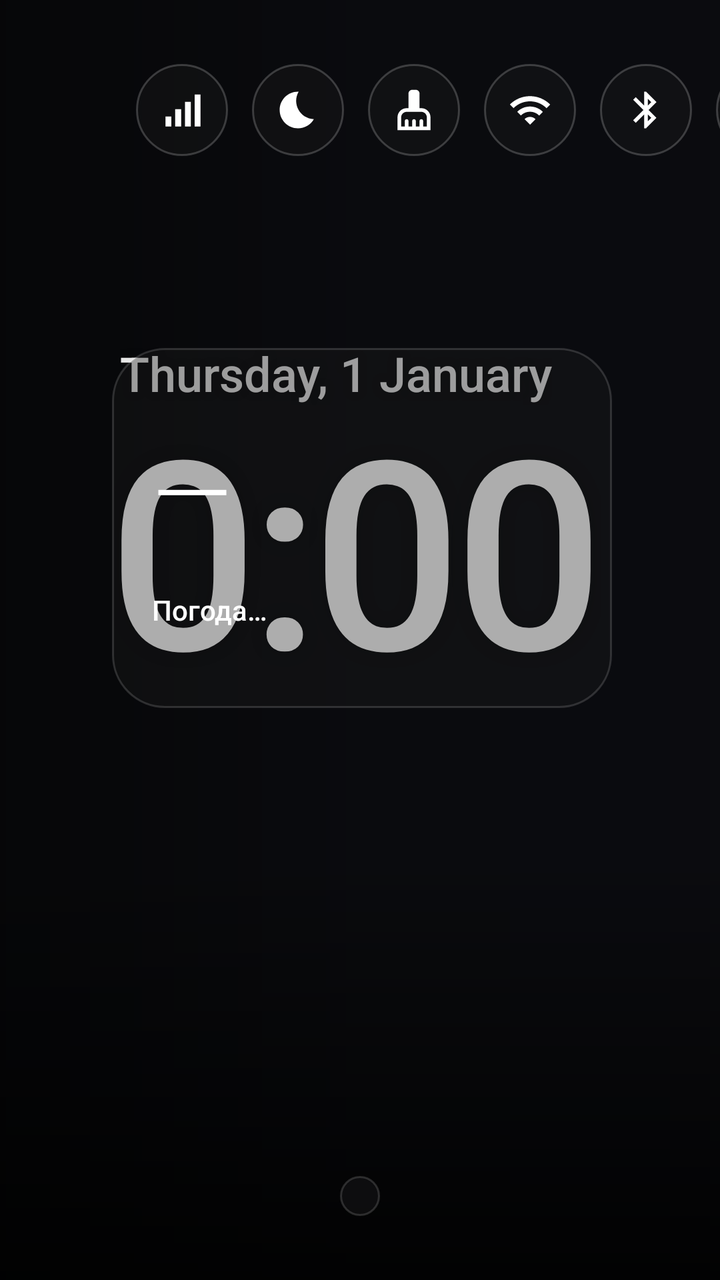
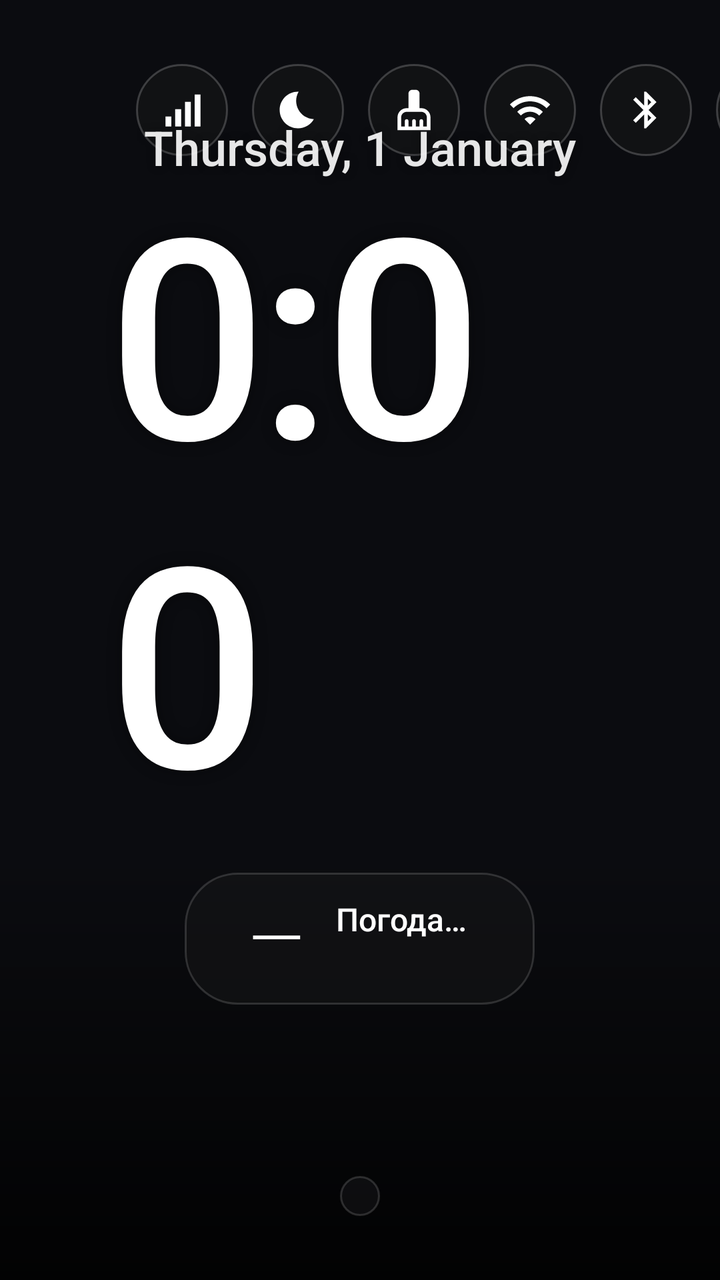

Compare the two renders of this Android layout. The source of the first and the diff that turns it into the second are given below.
<!-- AndroidManifest.xml: application theme AppTheme -->
<!-- res/layout/activity_main.xml -->
<?xml version="1.0" encoding="utf-8"?>
<FrameLayout xmlns:android="http://schemas.android.com/apk/res/android"
    android:layout_width="match_parent"
    android:layout_height="match_parent"
    android:background="@color/bg">

    
    <ImageView
        android:id="@+id/wallpaper"
        android:layout_width="match_parent"
        android:layout_height="match_parent"
        android:alpha="0"
        android:importantForAccessibility="no"
        android:scaleType="centerCrop" />

    
    <View
        android:layout_width="match_parent"
        android:layout_height="match_parent"
        android:background="@drawable/scrim_left" />

    <View
        android:layout_width="match_parent"
        android:layout_height="220dp"
        android:layout_gravity="bottom"
        android:background="@drawable/scrim_bottom" />

    <FrameLayout
        android:id="@+id/content"
        android:layout_width="match_parent"
        android:layout_height="match_parent"
        android:clipChildren="false"
        android:clipToPadding="false"
        android:paddingStart="56dp"
        android:paddingEnd="56dp"
        android:paddingTop="32dp"
        android:paddingBottom="32dp">

        
        <TextView
            android:id="@+id/wallpaper_caption"
            android:layout_width="wrap_content"
            android:layout_height="46dp"
            android:layout_gravity="top|start"
            android:ellipsize="end"
            android:gravity="center_vertical"
            android:maxLines="1"
            android:maxWidth="360dp"
            android:shadowColor="#99000000"
            android:shadowRadius="6"
            android:textColor="#CCFFFFFF"
            android:textSize="13sp" />

        
        <LinearLayout
            android:layout_width="wrap_content"
            android:layout_height="wrap_content"
            android:layout_gravity="top|end"
            android:clipChildren="false"
            android:gravity="end"
            android:orientation="vertical">

            <LinearLayout
                android:layout_width="wrap_content"
                android:layout_height="wrap_content"
                android:clipChildren="false"
                android:gravity="center_vertical"
                android:orientation="horizontal">

                <TextView
                    android:id="@+id/btn_update"
                    style="@style/Chip"
                    android:drawableStart="@drawable/ic_update"
                    android:drawablePadding="8dp"
                    android:visibility="gone" />

                <ImageView
                    android:id="@+id/btn_vpn"
                    style="@style/Circle"
                    android:contentDescription="@string/vpn"
                    android:src="@drawable/ic_vpn_off"
                    android:visibility="gone" />

                <ImageView
                    android:id="@+id/btn_net"
                    style="@style/Circle"
                    android:contentDescription="@string/net_checking"
                    android:src="@drawable/ic_net"
                    android:tint="@color/chip_text" />

                <ImageView
                    android:id="@+id/btn_sleep"
                    style="@style/Circle"
                    android:contentDescription="@string/sleep"
                    android:src="@drawable/ic_sleep"
                    android:tint="@color/chip_text" />

                <ImageView
                    android:id="@+id/btn_clean"
                    style="@style/Circle"
                    android:contentDescription="@string/clean"
                    android:src="@drawable/ic_clean"
                    android:tint="@color/chip_text" />

                <ImageView
                    android:id="@+id/btn_wifi"
                    style="@style/Circle"
                    android:contentDescription="@string/wifi"
                    android:src="@drawable/ic_wifi"
                    android:tint="@color/chip_text" />

                <ImageView
                    android:id="@+id/btn_bluetooth"
                    style="@style/Circle"
                    android:contentDescription="@string/bluetooth"
                    android:src="@drawable/ic_bluetooth"
                    android:tint="@color/chip_text" />

                <ImageView
                    android:id="@+id/btn_settings"
                    style="@style/Circle"
                    android:contentDescription="@string/settings"
                    android:src="@drawable/ic_settings"
                    android:tint="@color/chip_text" />
            </LinearLayout>

            <TextView
                android:id="@+id/top_hint"
                android:layout_width="wrap_content"
                android:layout_height="wrap_content"
                android:layout_marginTop="8dp"
                android:fontFamily="sans-serif-medium"
                android:shadowColor="#99000000"
                android:shadowRadius="6"
                android:textColor="#F2FFFFFF"
                android:textSize="13sp"
                android:visibility="invisible" />
        </LinearLayout>

        
        <LinearLayout
            android:layout_width="wrap_content"
            android:layout_height="wrap_content"
            android:layout_gravity="start|center_vertical"
            android:layout_marginBottom="56dp"
            android:orientation="vertical">

            <TextClock
                android:id="@+id/date"
                android:layout_width="wrap_content"
                android:layout_height="wrap_content"
                android:layout_marginStart="4dp"
                android:fontFamily="sans-serif-medium"
                android:format12Hour="EEEE, d MMMM"
                android:format24Hour="EEEE, d MMMM"
                android:shadowColor="#66000000"
                android:shadowRadius="10"
                android:textColor="#E6FFFFFF"
                android:textSize="24sp" />

            <TextClock
                android:id="@+id/clock"
                android:layout_width="wrap_content"
                android:layout_height="wrap_content"
                android:fontFamily="sans-serif-medium"
                android:format12Hour="H:mm"
                android:format24Hour="H:mm"
                android:includeFontPadding="false"
                android:letterSpacing="-0.03"
                android:shadowColor="#66000000"
                android:shadowRadius="18"
                android:textColor="#FFFFFFFF"
                android:textSize="132sp" />
        </LinearLayout>

        
        <LinearLayout
            android:layout_width="wrap_content"
            android:layout_height="wrap_content"
            android:layout_gravity="end|center_vertical"
            android:layout_marginBottom="56dp"
            android:clipChildren="false"
            android:orientation="horizontal">

            
            <LinearLayout
                android:id="@+id/weather_block"
                android:layout_width="250dp"
                android:layout_height="180dp"
                android:background="@drawable/glass_card"
                android:clickable="true"
                android:focusable="true"
                android:orientation="vertical"
                android:padding="20dp">

                <TextView
                    android:id="@+id/weather_city"
                    android:layout_width="match_parent"
                    android:layout_height="wrap_content"
                    android:ellipsize="end"
                    android:fontFamily="sans-serif-medium"
                    android:maxLines="1"
                    android:textColor="#FFFFFFFF"
                    android:textSize="17sp" />

                <LinearLayout
                    android:layout_width="match_parent"
                    android:layout_height="wrap_content"
                    android:gravity="center_vertical"
                    android:orientation="horizontal">

                    <TextView
                        android:id="@+id/weather_temp"
                        android:layout_width="0dp"
                        android:layout_height="wrap_content"
                        android:layout_weight="1"
                        android:fontFamily="sans-serif-light"
                        android:includeFontPadding="false"
                        android:text="—"
                        android:textColor="#FFFFFFFF"
                        android:textSize="52sp" />

                    <ImageView
                        android:id="@+id/weather_icon"
                        android:layout_width="52dp"
                        android:layout_height="52dp"
                        android:importantForAccessibility="no"
                        android:visibility="invisible" />
                </LinearLayout>

                <View
                    android:layout_width="0dp"
                    android:layout_height="0dp"
                    android:layout_weight="1" />

                <TextView
                    android:id="@+id/weather_desc"
                    android:layout_width="match_parent"
                    android:layout_height="wrap_content"
                    android:ellipsize="end"
                    android:fontFamily="sans-serif-medium"
                    android:maxLines="1"
                    android:text="@string/weather_loading"
                    android:textColor="#FFFFFFFF"
                    android:textSize="14sp" />

                <TextView
                    android:id="@+id/weather_details"
                    android:layout_width="match_parent"
                    android:layout_height="wrap_content"
                    android:layout_marginTop="2dp"
                    android:ellipsize="end"
                    android:maxLines="2"
                    android:textColor="#B3FFFFFF"
                    android:textSize="13sp" />
            </LinearLayout>

            
            <LinearLayout
                android:layout_width="wrap_content"
                android:layout_height="180dp"
                android:layout_marginStart="16dp"
                android:background="@drawable/glass_card"
                android:minWidth="180dp"
                android:orientation="vertical"
                android:padding="20dp">

                <TextView
                    android:layout_width="wrap_content"
                    android:layout_height="wrap_content"
                    android:fontFamily="sans-serif-medium"
                    android:text="@string/rates_title"
                    android:textColor="#FFFFFFFF"
                    android:textSize="17sp" />

                <TextView
                    android:id="@+id/rates"
                    android:layout_width="wrap_content"
                    android:layout_height="wrap_content"
                    android:layout_marginTop="10dp"
                    android:fontFamily="sans-serif-medium"
                    android:lineSpacingExtra="7dp"
                    android:textColor="#FFFFFFFF"
                    android:textSize="18sp" />
            </LinearLayout>
        </LinearLayout>

        
        <FrameLayout
            android:layout_width="wrap_content"
            android:layout_height="wrap_content"
            android:layout_gravity="bottom|center_horizontal"
            android:background="@drawable/dock_bg"
            android:clipChildren="false"
            android:clipToPadding="false"
            android:padding="10dp">

            <HorizontalScrollView
                android:id="@+id/fav_scroll"
                android:layout_width="wrap_content"
                android:layout_height="wrap_content"
                android:clipChildren="false"
                android:clipToPadding="false"
                android:scrollbars="none">

                <LinearLayout
                    android:id="@+id/fav_row"
                    android:layout_width="wrap_content"
                    android:layout_height="wrap_content"
                    android:clipChildren="false"
                    android:clipToPadding="false"
                    android:orientation="horizontal" />
            </HorizontalScrollView>
        </FrameLayout>
    </FrameLayout>
</FrameLayout>
<!-- resources referenced by this layout -->
<resources>
  <color name="bg">#0B0C10</color>
  <!-- drawable dock_bg (drawable) -->
  <?xml version="1.0" encoding="utf-8"?>
  <shape xmlns:android="http://schemas.android.com/apk/res/android" android:shape="rectangle">
      <solid android:color="#661C1C1E" />
      <stroke android:width="1dp" android:color="#26FFFFFF" />
      <corners android:radius="30dp" />
  </shape>
  <!-- drawable ic_net (drawable) -->
  <?xml version="1.0" encoding="utf-8"?>
  <vector xmlns:android="http://schemas.android.com/apk/res/android"
      android:width="22dp" android:height="22dp"
      android:viewportWidth="24" android:viewportHeight="24">
      <path android:fillColor="#FFFFFFFF"
          android:pathData="M3,15.5h3.2v5.5h-3.2z M8.3,11.5h3.2v9.5h-3.2z M13.6,7.5h3.2v13.5h-3.2z M18.9,3.5h3.2v17.5h-3.2z" />
  </vector>
  <!-- drawable ic_sleep (drawable) -->
  <?xml version="1.0" encoding="utf-8"?>
  <vector xmlns:android="http://schemas.android.com/apk/res/android"
      android:width="22dp" android:height="22dp"
      android:viewportWidth="24" android:viewportHeight="24">
      <path android:fillColor="#FFFFFFFF" android:pathData="M12.34,2.02C6.59,1.82 2,6.42 2,12c0,5.52 4.48,10 10,10c3.71,0 6.93,-2.02 8.66,-5.02C13.15,16.73 8.57,8.55 12.34,2.02z" />
  </vector>
  <!-- drawable ic_wifi (drawable) -->
  <?xml version="1.0" encoding="utf-8"?>
  <vector xmlns:android="http://schemas.android.com/apk/res/android"
      android:width="22dp" android:height="22dp"
      android:viewportWidth="24" android:viewportHeight="24">
      <path android:fillColor="#FFFFFFFF" android:pathData="M1,9l2,2c4.97,-4.97 13.03,-4.97 18,0l2,-2C16.93,2.93 7.08,2.93 1,9zM9,17l3,3 3,-3c-1.65,-1.66 -4.34,-1.66 -6,0zM5,13l2,2c2.76,-2.76 7.24,-2.76 10,0l2,-2C15.14,9.14 8.87,9.14 5,13z" />
  </vector>
  <!-- drawable scrim_bottom (drawable) -->
  <?xml version="1.0" encoding="utf-8"?>
  <shape xmlns:android="http://schemas.android.com/apk/res/android" android:shape="rectangle">
      <gradient
          android:angle="90"
          android:startColor="#D9000000"
          android:endColor="#00000000" />
  </shape>
  <!-- drawable scrim_left (drawable) -->
  <?xml version="1.0" encoding="utf-8"?>
  <shape xmlns:android="http://schemas.android.com/apk/res/android" android:shape="rectangle">
      <gradient android:angle="0" android:startColor="#80000000" android:centerColor="#26000000" android:endColor="#14000000" />
  </shape>
  <string name="bluetooth">Bluetooth</string>
  <string name="clean">Очистить память</string>
  <string name="net_checking">Проверяю интернет…</string>
  <string name="rates_title">Курсы ЦБ</string>
  <string name="settings">Настройки</string>
  <string name="sleep">Таймер сна</string>
  <string name="vpn">VPN</string>
  <string name="weather_loading">Погода…</string>
  <string name="wifi">Wi-Fi</string>
  <style name="Circle">
          <item name="android:layout_width">46dp</item>
          <item name="android:layout_height">46dp</item>
          <item name="android:layout_marginStart">12dp</item>
          <item name="android:padding">12dp</item>
          <item name="android:background">@drawable/circle_bg</item>
          <item name="android:focusable">true</item>
          <item name="android:clickable">true</item>
          <item name="android:scaleType">fitCenter</item>
      </style>
  <style name="AppTheme" parent="@android:style/Theme.DeviceDefault.NoActionBar.Fullscreen">
          <item name="android:windowBackground">@color/bg</item>
          <item name="android:colorBackground">@color/bg</item>
          <item name="android:windowShowWallpaper">false</item>
          <item name="android:windowDisablePreview">true</item>
          <item name="android:windowAnimationStyle">@null</item>
      </style>
  <!-- unchanged entries left out for length: 9 -->
</resources>

<!-- the commit's change to res/layout/activity_main.xml (unified diff, before → after) -->
@@ -14,11 +14,6 @@
         android:scaleType="centerCrop" />
 
     
-    <View
-        android:layout_width="match_parent"
-        android:layout_height="match_parent"
-        android:background="@drawable/scrim_left" />
-
     <View
         android:layout_width="match_parent"
         android:layout_height="220dp"
@@ -37,21 +32,6 @@
         android:paddingBottom="32dp">
 
         
-        <TextView
-            android:id="@+id/wallpaper_caption"
-            android:layout_width="wrap_content"
-            android:layout_height="46dp"
-            android:layout_gravity="top|start"
-            android:ellipsize="end"
-            android:gravity="center_vertical"
-            android:maxLines="1"
-            android:maxWidth="360dp"
-            android:shadowColor="#99000000"
-            android:shadowRadius="6"
-            android:textColor="#CCFFFFFF"
-            android:textSize="13sp" />
-
-        
         <LinearLayout
             android:layout_width="wrap_content"
             android:layout_height="wrap_content"
@@ -141,15 +121,16 @@
         <LinearLayout
             android:layout_width="wrap_content"
             android:layout_height="wrap_content"
-            android:layout_gravity="start|center_vertical"
-            android:layout_marginBottom="56dp"
+            android:layout_gravity="center"
+            android:layout_marginBottom="40dp"
+            android:clipChildren="false"
+            android:gravity="center_horizontal"
             android:orientation="vertical">
 
             <TextClock
                 android:id="@+id/date"
                 android:layout_width="wrap_content"
                 android:layout_height="wrap_content"
-                android:layout_marginStart="4dp"
                 android:fontFamily="sans-serif-medium"
                 android:format12Hour="EEEE, d MMMM"
                 android:format24Hour="EEEE, d MMMM"
@@ -170,118 +151,82 @@
                 android:shadowColor="#66000000"
                 android:shadowRadius="18"
                 android:textColor="#FFFFFFFF"
-                android:textSize="132sp" />
-        </LinearLayout>
-
-        
-        <LinearLayout
-            android:layout_width="wrap_content"
-            android:layout_height="wrap_content"
-            android:layout_gravity="end|center_vertical"
-            android:layout_marginBottom="56dp"
-            android:clipChildren="false"
-            android:orientation="horizontal">
+                android:textSize="140sp" />
 
             
             <LinearLayout
                 android:id="@+id/weather_block"
-                android:layout_width="250dp"
-                android:layout_height="180dp"
+                android:layout_width="wrap_content"
+                android:layout_height="wrap_content"
+                android:layout_marginTop="18dp"
                 android:background="@drawable/glass_card"
                 android:clickable="true"
                 android:focusable="true"
-                android:orientation="vertical"
-                android:padding="20dp">
+                android:gravity="center_vertical"
+                android:orientation="horizontal"
+                android:paddingStart="20dp"
+                android:paddingTop="12dp"
+                android:paddingEnd="26dp"
+                android:paddingBottom="12dp">
+
+                <ImageView
+                    android:id="@+id/weather_icon"
+                    android:layout_width="44dp"
+                    android:layout_height="44dp"
+                    android:importantForAccessibility="no"
+                    android:visibility="gone" />
 
                 <TextView
-                    android:id="@+id/weather_city"
-                    android:layout_width="match_parent"
-                    android:layout_height="wrap_content"
-                    android:ellipsize="end"
-                    android:fontFamily="sans-serif-medium"
-                    android:maxLines="1"
-                    android:textColor="#FFFFFFFF"
-                    android:textSize="17sp" />
-
-                <LinearLayout
-                    android:layout_width="match_parent"
-                    android:layout_height="wrap_content"
-                    android:gravity="center_vertical"
-                    android:orientation="horizontal">
-
-                    <TextView
-                        android:id="@+id/weather_temp"
-                        android:layout_width="0dp"
-                        android:layout_height="wrap_content"
-                        android:layout_weight="1"
-                        android:fontFamily="sans-serif-light"
-                        android:includeFontPadding="false"
-                        android:text="—"
-                        android:textColor="#FFFFFFFF"
-                        android:textSize="52sp" />
-
-                    <ImageView
-                        android:id="@+id/weather_icon"
-                        android:layout_width="52dp"
-                        android:layout_height="52dp"
-                        android:importantForAccessibility="no"
-                        android:visibility="invisible" />
-                </LinearLayout>
-
-                <View
-                    android:layout_width="0dp"
-                    android:layout_height="0dp"
-                    android:layout_weight="1" />
-
-                <TextView
-                    android:id="@+id/weather_desc"
-                    android:layout_width="match_parent"
-                    android:layout_height="wrap_content"
-                    android:ellipsize="end"
-                    android:fontFamily="sans-serif-medium"
-                    android:maxLines="1"
-                    android:text="@string/weather_loading"
-                    android:textColor="#FFFFFFFF"
-                    android:textSize="14sp" />
-
-                <TextView
-                    android:id="@+id/weather_details"
-                    android:layout_width="match_parent"
-                    android:layout_height="wrap_content"
-                    android:layout_marginTop="2dp"
-                    android:ellipsize="end"
-                    android:maxLines="2"
-                    android:textColor="#B3FFFFFF"
-                    android:textSize="13sp" />
-            </LinearLayout>
-
-            
-            <LinearLayout
-                android:layout_width="wrap_content"
-                android:layout_height="180dp"
-                android:layout_marginStart="16dp"
-                android:background="@drawable/glass_card"
-                android:minWidth="180dp"
-                android:orientation="vertical"
-                android:padding="20dp">
-
-                <TextView
+                    android:id="@+id/weather_temp"
                     android:layout_width="wrap_content"
                     android:layout_height="wrap_content"
-                    android:fontFamily="sans-serif-medium"
-                    android:text="@string/rates_title"
+                    android:layout_marginStart="12dp"
+                    android:fontFamily="sans-serif-light"
+                    android:includeFontPadding="false"
+                    android:text="—"
                     android:textColor="#FFFFFFFF"
-                    android:textSize="17sp" />
-
-                <TextView
-                    android:id="@+id/rates"
+                    android:textSize="36sp" />
+
+                <LinearLayout
                     android:layout_width="wrap_content"
                     android:layout_height="wrap_content"
-                    android:layout_marginTop="10dp"
-                    android:fontFamily="sans-serif-medium"
-                    android:lineSpacingExtra="7dp"
-                    android:textColor="#FFFFFFFF"
-                    android:textSize="18sp" />
+                    android:layout_marginStart="16dp"
+                    android:orientation="vertical">
+
+                    <LinearLayout
+                        android:layout_width="wrap_content"
+                        android:layout_height="wrap_content"
+                        android:orientation="horizontal">
+
+                        <TextView
+                            android:id="@+id/weather_desc"
+                            android:layout_width="wrap_content"
+                            android:layout_height="wrap_content"
+                            android:fontFamily="sans-serif-medium"
+                            android:maxLines="1"
+                            android:text="@string/weather_loading"
+                            android:textColor="#FFFFFFFF"
+                            android:textSize="16sp" />
+
+                        <TextView
+                            android:id="@+id/weather_city"
+                            android:layout_width="wrap_content"
+                            android:layout_height="wrap_content"
+                            android:layout_marginStart="8dp"
+                            android:maxLines="1"
+                            android:textColor="#B3FFFFFF"
+                            android:textSize="16sp" />
+                    </LinearLayout>
+
+                    <TextView
+                        android:id="@+id/weather_details"
+                        android:layout_width="wrap_content"
+                        android:layout_height="wrap_content"
+                        android:layout_marginTop="2dp"
+                        android:maxLines="1"
+                        android:textColor="#B3FFFFFF"
+                        android:textSize="13sp" />
+                </LinearLayout>
             </LinearLayout>
         </LinearLayout>
 
<!-- resource entries referenced after the edit -->
@@ -38,15 +38,9 @@
           android:startColor="#D9000000"
           android:endColor="#00000000" />
   </shape>
-  <!-- drawable scrim_left (drawable) -->
-  <?xml version="1.0" encoding="utf-8"?>
-  <shape xmlns:android="http://schemas.android.com/apk/res/android" android:shape="rectangle">
-      <gradient android:angle="0" android:startColor="#80000000" android:centerColor="#26000000" android:endColor="#14000000" />
-  </shape>
   <string name="bluetooth">Bluetooth</string>
   <string name="clean">Очистить память</string>
   <string name="net_checking">Проверяю интернет…</string>
-  <string name="rates_title">Курсы ЦБ</string>
   <string name="settings">Настройки</string>
   <string name="sleep">Таймер сна</string>
   <string name="vpn">VPN</string>
